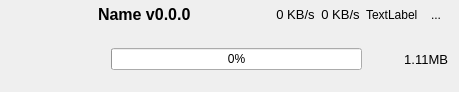
Qt form src/ui/download/qaria2downloaderitemwidget.ui (kaniol-lck/modmanager) before a commit.
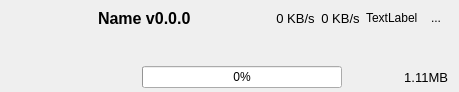
The same form after that commit. Icons and pictures are not drawn.

```diff
--- a/src/ui/download/qaria2downloaderitemwidget.ui
+++ b/src/ui/download/qaria2downloaderitemwidget.ui
@@ -23,33 +23,78 @@
    <property name="bottomMargin">
     <number>4</number>
    </property>
-   <item row="0" column="0" rowspan="2">
-    <widget class="QLabel" name="downloadIcon">
-     <property name="sizePolicy">
-      <sizepolicy hsizetype="Fixed" vsizetype="Fixed">
-       <horstretch>0</horstretch>
-       <verstretch>0</verstretch>
-      </sizepolicy>
-     </property>
-     <property name="minimumSize">
-      <size>
-       <width>80</width>
-       <height>80</height>
-      </size>
-     </property>
-     <property name="maximumSize">
-      <size>
-       <width>80</width>
-       <height>80</height>
-      </size>
-     </property>
-     <property name="text">
-      <string/>
-     </property>
-     <property name="wordWrap">
-      <bool>false</bool>
-     </property>
-    </widget>
+   <item row="2" column="1">
+    <layout class="QHBoxLayout" name="horizontalLayout">
+     <item>
+      <widget class="QLabel" name="filename">
+       <property name="text">
+        <string/>
+       </property>
+      </widget>
+     </item>
+     <item>
+      <spacer name="horizontalSpacer_2">
+       <property name="orientation">
+        <enum>Qt::Horizontal</enum>
+       </property>
+       <property name="sizeHint" stdset="0">
+        <size>
+         <width>40</width>
+         <height>20</height>
+        </size>
+       </property>
+      </spacer>
+     </item>
+     <item>
+      <widget class="QProgressBar" name="downloadProgress">
+       <property name="sizePolicy">
+        <sizepolicy hsizetype="Expanding" vsizetype="Fixed">
+         <horstretch>0</horstretch>
+         <verstretch>0</verstretch>
+        </sizepolicy>
+       </property>
+       <property name="minimumSize">
+        <size>
+         <width>200</width>
+         <height>0</height>
+        </size>
+       </property>
+       <property name="value">
+        <number>0</number>
+       </property>
+      </widget>
+     </item>
+     <item>
+      <widget class="QLabel" name="downloadSizeText">
+       <property name="sizePolicy">
+        <sizepolicy hsizetype="Maximum" vsizetype="Preferred">
+         <horstretch>0</horstretch>
+         <verstretch>0</verstretch>
+        </sizepolicy>
+       </property>
+       <property name="minimumSize">
+        <size>
+         <width>100</width>
+         <height>0</height>
+        </size>
+       </property>
+       <property name="font">
+        <font>
+         <pointsize>10</pointsize>
+        </font>
+       </property>
+       <property name="toolTip">
+        <string notr="true"/>
+       </property>
+       <property name="text">
+        <string>1.11MB</string>
+       </property>
+       <property name="alignment">
+        <set>Qt::AlignRight|Qt::AlignTrailing|Qt::AlignVCenter</set>
+       </property>
+      </widget>
+     </item>
+    </layout>
    </item>
    <item row="0" column="1">
     <layout class="QHBoxLayout" name="horizontalLayout_2">
@@ -61,6 +106,12 @@
          <verstretch>0</verstretch>
         </sizepolicy>
        </property>
+       <property name="minimumSize">
+        <size>
+         <width>0</width>
+         <height>28</height>
+        </size>
+       </property>
        <property name="font">
         <font>
          <pointsize>12</pointsize>
@@ -172,65 +223,46 @@
      </item>
     </layout>
    </item>
+   <item row="0" column="0" rowspan="3">
+    <widget class="QLabel" name="downloadIcon">
+     <property name="sizePolicy">
+      <sizepolicy hsizetype="Fixed" vsizetype="Fixed">
+       <horstretch>0</horstretch>
+       <verstretch>0</verstretch>
+      </sizepolicy>
+     </property>
+     <property name="minimumSize">
+      <size>
+       <width>80</width>
+       <height>80</height>
+      </size>
+     </property>
+     <property name="maximumSize">
+      <size>
+       <width>80</width>
+       <height>80</height>
+      </size>
+     </property>
+     <property name="text">
+      <string/>
+     </property>
+     <property name="wordWrap">
+      <bool>false</bool>
+     </property>
+    </widget>
+   </item>
    <item row="1" column="1">
-    <layout class="QHBoxLayout" name="horizontalLayout">
-     <item>
-      <widget class="QLabel" name="filename">
-       <property name="text">
-        <string/>
-       </property>
-      </widget>
-     </item>
-     <item>
-      <widget class="QProgressBar" name="downloadProgress">
-       <property name="sizePolicy">
-        <sizepolicy hsizetype="Expanding" vsizetype="Fixed">
-         <horstretch>0</horstretch>
-         <verstretch>0</verstretch>
-        </sizepolicy>
-       </property>
-       <property name="value">
-        <number>0</number>
-       </property>
-      </widget>
-     </item>
-     <item>
-      <widget class="QLabel" name="downloadSizeText">
-       <property name="sizePolicy">
-        <sizepolicy hsizetype="Maximum" vsizetype="Preferred">
-         <horstretch>0</horstretch>
-         <verstretch>0</verstretch>
-        </sizepolicy>
-       </property>
-       <property name="minimumSize">
-        <size>
-         <width>80</width>
-         <height>0</height>
-        </size>
-       </property>
-       <property name="maximumSize">
-        <size>
-         <width>80</width>
-         <height>16777215</height>
-        </size>
-       </property>
-       <property name="font">
-        <font>
-         <pointsize>10</pointsize>
-        </font>
-       </property>
-       <property name="toolTip">
-        <string notr="true"/>
-       </property>
-       <property name="text">
-        <string>1.11MB</string>
-       </property>
-       <property name="alignment">
-        <set>Qt::AlignRight|Qt::AlignTrailing|Qt::AlignVCenter</set>
-       </property>
-      </widget>
-     </item>
-    </layout>
+    <spacer name="verticalSpacer">
+     <property name="orientation">
+      <enum>Qt::Vertical</enum>
+     </property>
+     <property name="sizeHint" stdset="0">
+      <size>
+       <width>20</width>
+       <height>40</height>
+      </size>
+     </property>
+    </spacer>
    </item>
   </layout>
  </widget>
```
